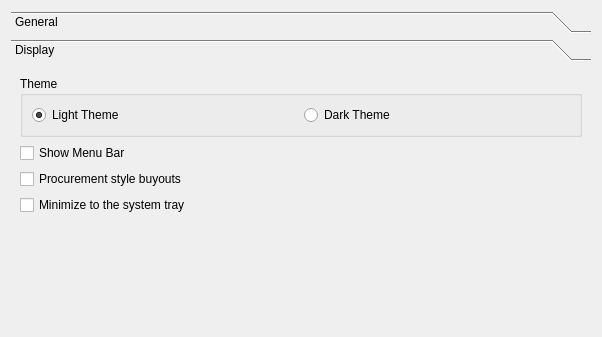
Above: forms/settingspane.ui from xyzz/acquisition before the change; both pictures show x 0 to 602 and y 0 to 337 of the 602 by 520 pixel window. Below: the same form after it.
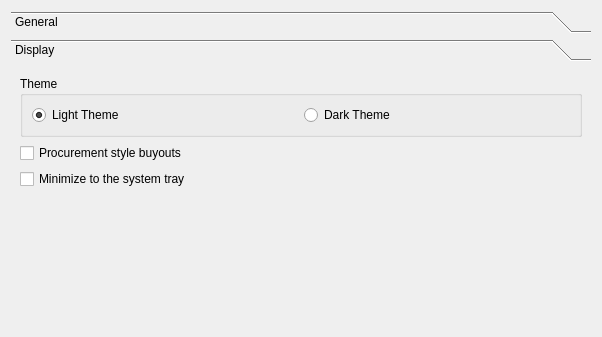
That is the form after the change. The open tabs and pages were chosen to show the change.

Commit message: Removed old menu bar

The edit to the form file:
```diff
--- a/forms/settingspane.ui
+++ b/forms/settingspane.ui
@@ -413,13 +413,6 @@
          </layout>
         </widget>
        </item>
-       <item>
-        <widget class="QCheckBox" name="showMenuBarBox">
-         <property name="text">
-          <string>Show Menu Bar</string>
-         </property>
-        </widget>
-       </item>
        <item>
         <widget class="QCheckBox" name="buyoutStyleBox">
          <property name="text">
```
Left out of the diff: 6 changed lines with no effect on the pictures. The commit also changes 5 other files.
